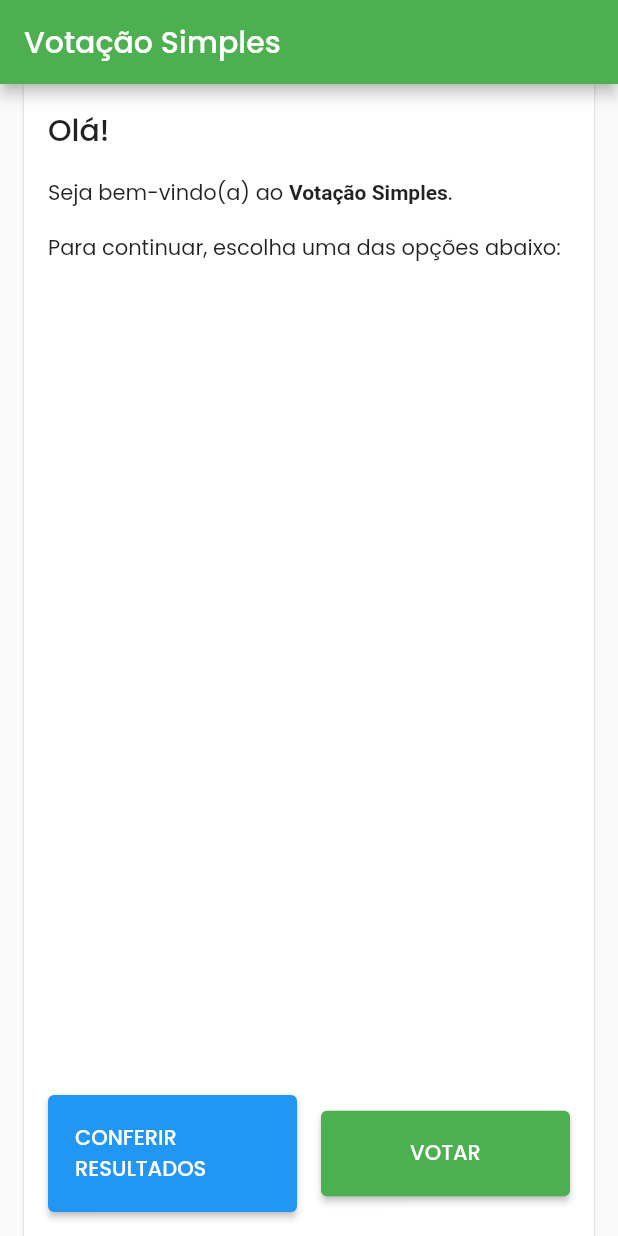
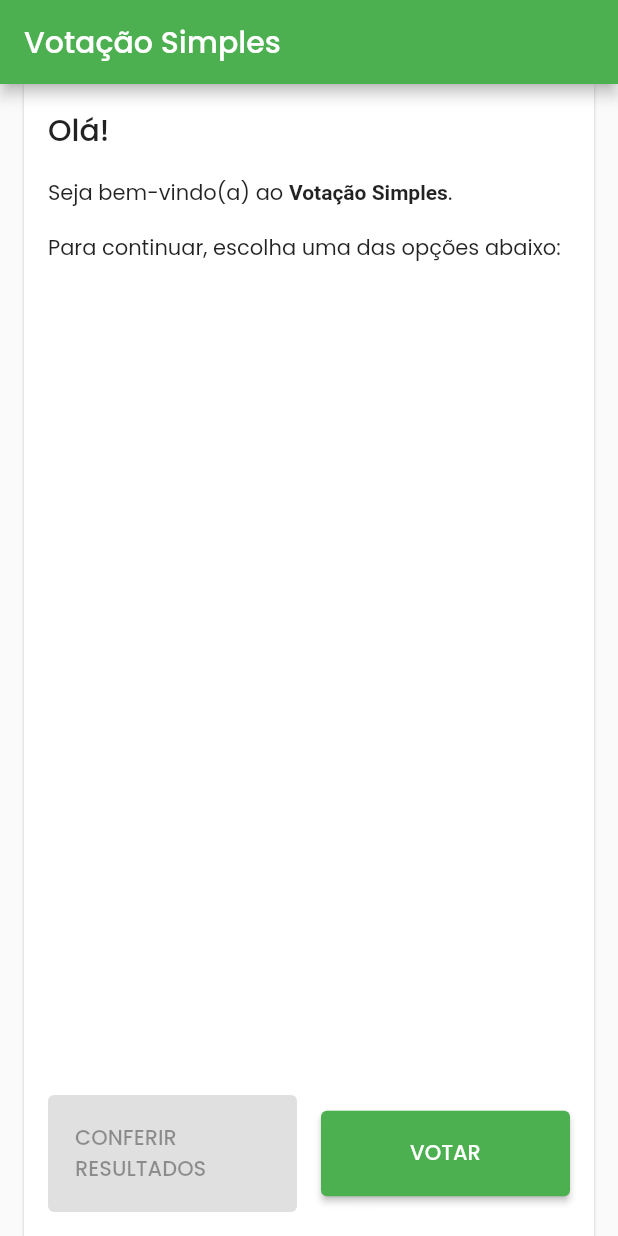
Before and after one commit to LucasVinicius314/voting, a Flutter app: the screen it shows after launch, on a phone screen of 412 x 824 dp. Run offline on Flutter 3.47's test engine with Material 2 defaults, Android fonts, the phone set to English and light mode, and no system bars; our stand-ins replace flutter_bloc, geolocator, mask_text_input_formatter, share_plus; missing offline and left inert: http_interceptor, record.

Commit message:
Update home_screen.dart

```diff
--- a/client/lib/screens/home_screen.dart
+++ b/client/lib/screens/home_screen.dart
@@ -48,13 +48,14 @@ class HomeScreen extends StatelessWidget {
             crossAxisAlignment: CrossAxisAlignment.center,
             children: [
               Expanded(
-                child: ElevatedButton(
-                  style: ElevatedButton.styleFrom(backgroundColor: Colors.blue),
-                  onPressed: () async {
-                    // TODO: fix, results
-                    await Navigator.of(context).pushNamed(PostVoteScreen.route);
-                  },
-                  child: const Text('CONFERIR RESULTADOS'),
+                child: Tooltip(
+                  message: 'Em breve',
+                  child: ElevatedButton(
+                    style:
+                        ElevatedButton.styleFrom(backgroundColor: Colors.blue),
+                    onPressed: null,
+                    child: const Text('CONFERIR RESULTADOS'),
+                  ),
                 ),
               ),
               const SizedBox(width: 16),
```
